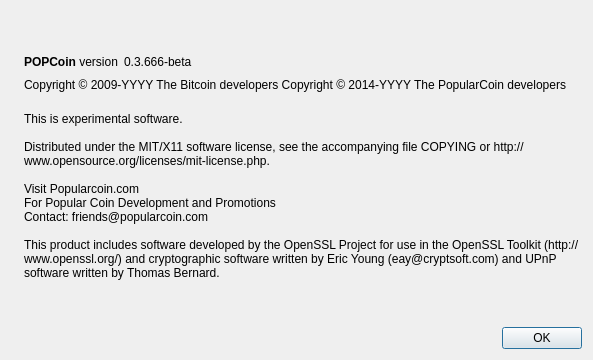
This is src/qt/forms/aboutdialog.ui in Pop-Currency-Foundation/POPCOIN-PopularCoin-First-Version-Master as Qt 5 draws it before an edit. The edited form follows.
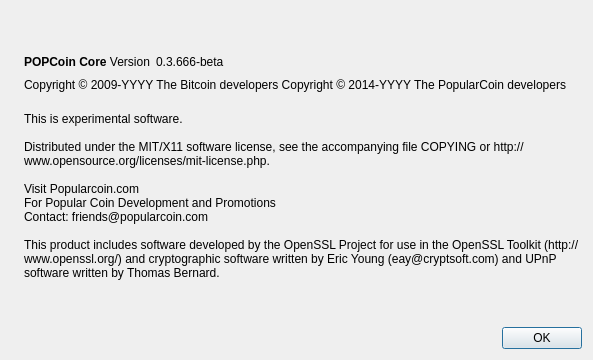
This is the edited form. Icons and pictures are not drawn.

Commit message: Mandatory Update To Version 8.1 New Hashing Algo to Combat Instamine, Updated Seed Nodes,  Checkpoints, Update Source for Compilation

```diff
--- a/src/qt/forms/aboutdialog.ui
+++ b/src/qt/forms/aboutdialog.ui
@@ -50,7 +50,7 @@
           <cursorShape>IBeamCursor</cursorShape>
          </property>
          <property name="text">
-          <string>&lt;b&gt;POPCoin&lt;/b&gt; version</string>
+          <string>&lt;b&gt;POPCoin Core&lt;/b&gt; Version</string>
          </property>
          <property name="textInteractionFlags">
           <set>Qt::LinksAccessibleByMouse|Qt::TextSelectableByKeyboard|Qt::TextSelectableByMouse</set>
```
Left out of the diff: 2 changed lines with no effect on the pictures. The commit also changes 19 other files.
